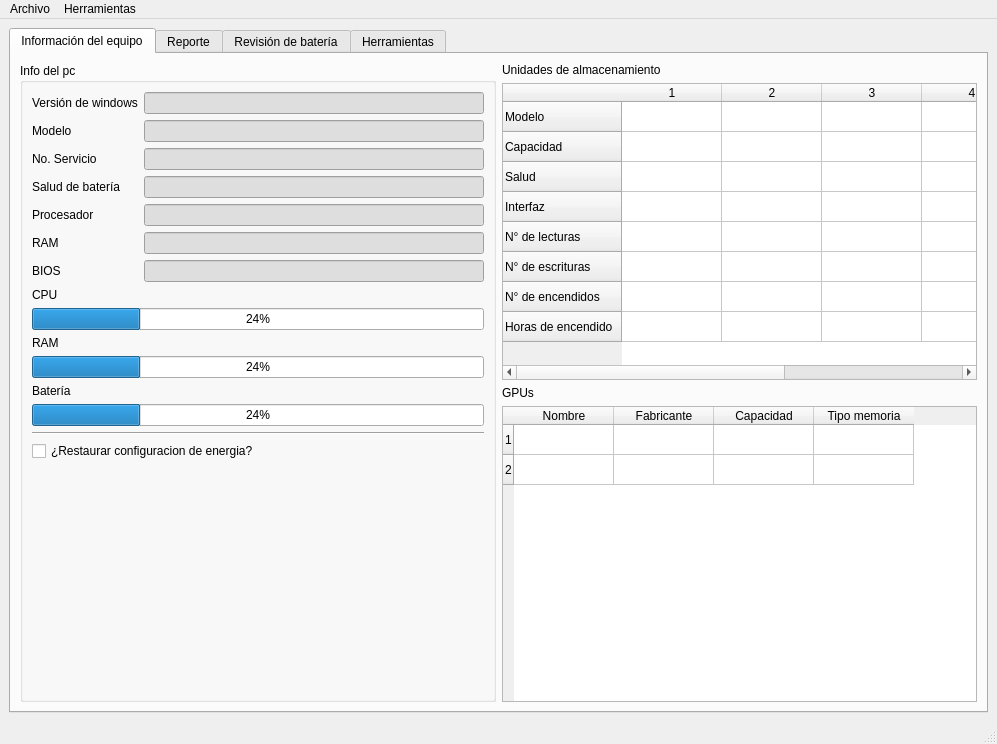
gabod22/PatiaTest, file ui/mainwindow.ui: the form before one commit.
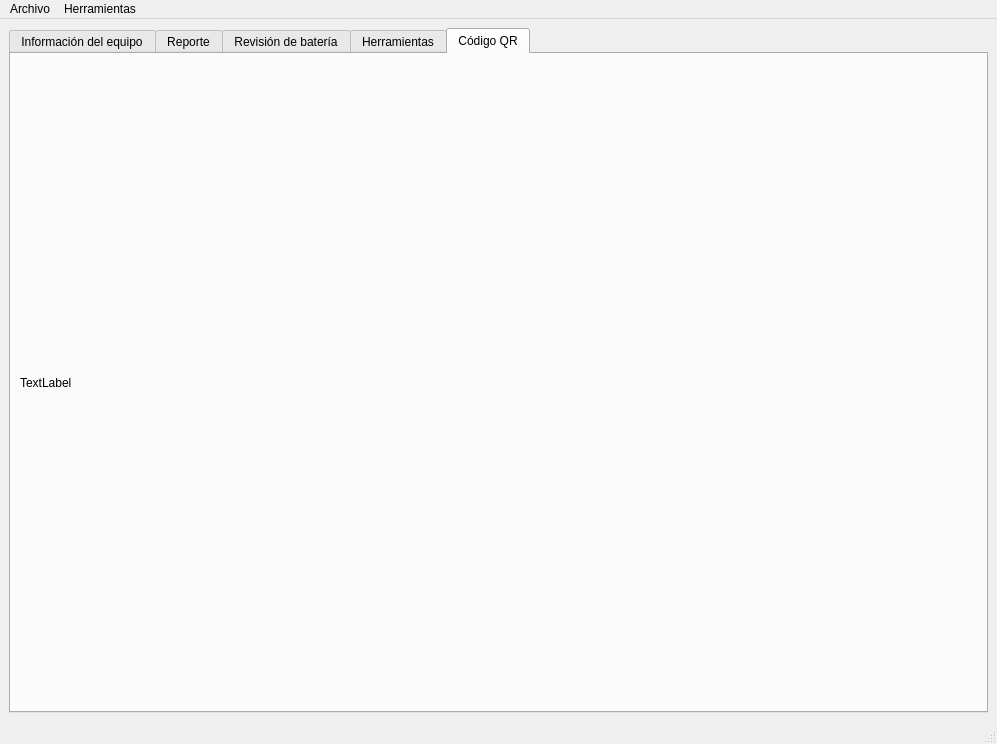
The form after the commit. Icons and pictures are not drawn.

```diff
--- a/ui/mainwindow.ui
+++ b/ui/mainwindow.ui
@@ -18,11 +18,11 @@
     <normaloff>../assets/logo_min.ico</normaloff>../assets/logo_min.ico</iconset>
   </property>
   <widget class="QWidget" name="centralwidget">
-   <layout class="QHBoxLayout" name="horizontalLayout_4">
+   <layout class="QVBoxLayout" name="verticalLayout_10">
     <item>
      <widget class="QTabWidget" name="tabWidget">
       <property name="currentIndex">
-       <number>0</number>
+       <number>4</number>
       </property>
       <widget class="QWidget" name="tab_3">
        <attribute name="title">
@@ -1654,6 +1654,20 @@
         </item>
        </layout>
       </widget>
+      <widget class="QWidget" name="tab">
+       <attribute name="title">
+        <string>Código QR</string>
+       </attribute>
+       <layout class="QHBoxLayout" name="horizontalLayout_7">
+        <item>
+         <widget class="QLabel" name="LBQrCode">
+          <property name="text">
+           <string>TextLabel</string>
+          </property>
+         </widget>
+        </item>
+       </layout>
+      </widget>
      </widget>
     </item>
    </layout>
```
Left out of the diff: 2 changed lines with no effect on the pictures.
